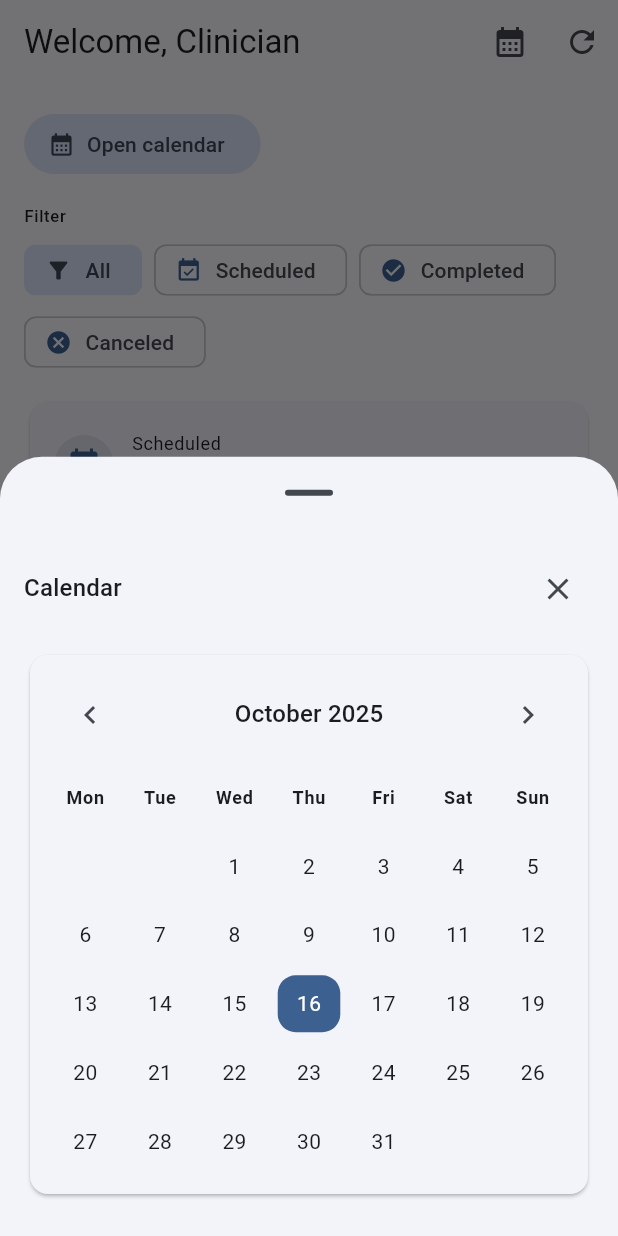
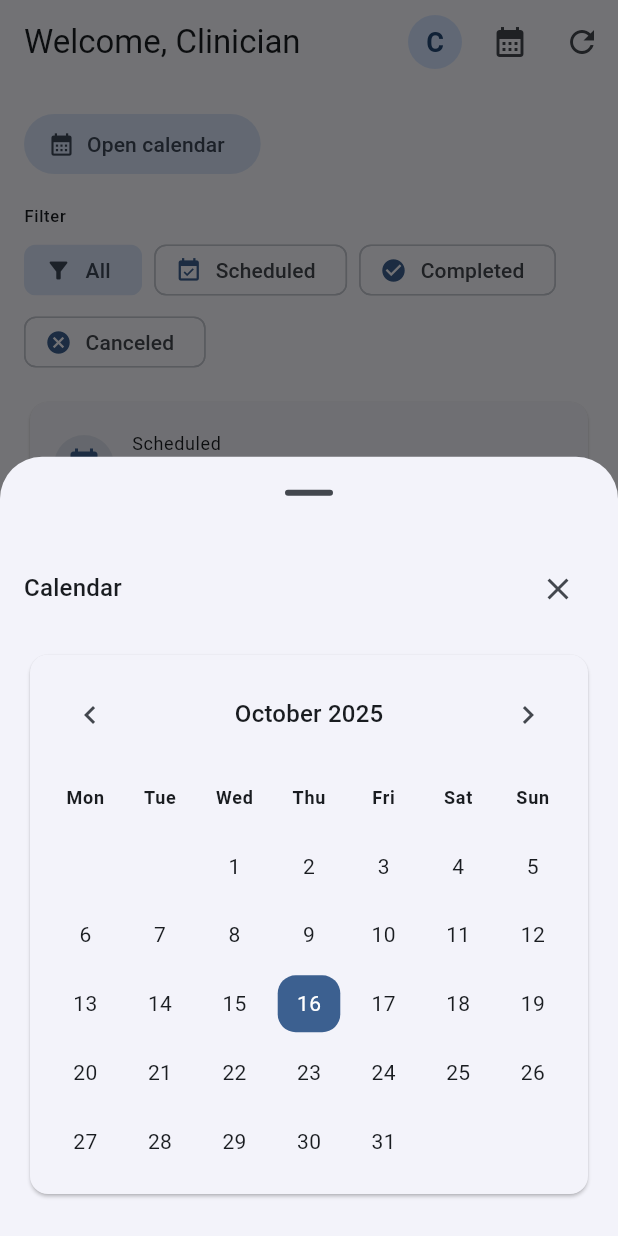
Before and after one commit to PML2405/CliniqFlow, a Flutter app: the screen it shows after launch, after a tap on "Open calendar", on a phone screen of 412 x 824 dp. Run offline on Flutter 3.47's test engine with Material 3 defaults, Android fonts, the phone set to English and light mode, and no system bars; our stand-ins replace cloud_firestore, firebase_core, shared_preferences; accounts and stored records are empty.

Commit message:
feat: add clinician avatar profile support

```diff
--- /dev/null
+++ b/lib/core/models/clinician_profile.dart
@@ -0,0 +1,19 @@
+class ClinicianProfile {
+  const ClinicianProfile({
+    required this.name,
+    this.photoUrl,
+  });
+
+  final String name;
+  final String? photoUrl;
+
+  ClinicianProfile copyWith({
+    String? name,
+    String? photoUrl,
+  }) {
+    return ClinicianProfile(
+      name: name ?? this.name,
+      photoUrl: photoUrl ?? this.photoUrl,
+    );
+  }
+}
--- a/lib/core/preferences/app_preferences.dart
+++ b/lib/core/preferences/app_preferences.dart
@@ -5,6 +5,7 @@ class AppPreferences {
   AppPreferences(this._prefs);
 
   static const _clinicianNameKey = 'clinician_name';
+  static const _clinicianPhotoKey = 'clinician_photo';
   static const _themeModeKey = 'theme_mode';
 
   final SharedPreferences _prefs;
@@ -15,6 +16,23 @@ class AppPreferences {
 
   Future<void> saveClinicianName(String name) async {
     await _prefs.setString(_clinicianNameKey, name.trim().isEmpty ? 'Clinician' : name.trim());
+  }
+
+  String? loadClinicianPhotoUrl() {
+    final stored = _prefs.getString(_clinicianPhotoKey);
+    if (stored == null || stored.trim().isEmpty) {
+      return null;
+    }
+    return stored.trim();
+  }
+
+  Future<void> saveClinicianPhotoUrl(String? url) async {
+    final value = url?.trim();
+    if (value == null || value.isEmpty) {
+      await _prefs.remove(_clinicianPhotoKey);
+      return;
+    }
+    await _prefs.setString(_clinicianPhotoKey, value);
   }
 
   ThemeMode loadThemeMode() {
--- /dev/null
+++ b/lib/core/widgets/user_avatar.dart
@@ -0,0 +1,66 @@
+import 'package:flutter/material.dart';
+
+class UserAvatar extends StatelessWidget {
+  const UserAvatar({
+    super.key,
+    this.displayName,
+    this.photoUrl,
+    this.radius = 18,
+    this.onTap,
+  });
+
+  final String? displayName;
+  final String? photoUrl;
+  final double radius;
+  final VoidCallback? onTap;
+
+  @override
+  Widget build(BuildContext context) {
+    final resolvedPhoto = photoUrl?.trim();
+    final theme = Theme.of(context);
+    final backgroundColor = theme.colorScheme.primaryContainer;
+    final foregroundColor = theme.colorScheme.onPrimaryContainer;
+
+    Widget avatar;
+    if (resolvedPhoto != null && resolvedPhoto.isNotEmpty) {
+      avatar = CircleAvatar(
+        radius: radius,
+        backgroundImage: NetworkImage(resolvedPhoto),
+        backgroundColor: Colors.transparent,
+      );
+    } else {
+      final initial = _initial(displayName);
+      avatar = CircleAvatar(
+        radius: radius,
+        backgroundColor: backgroundColor,
+        foregroundColor: foregroundColor,
+        child: Text(
+          initial,
+          style: TextStyle(
+            fontWeight: FontWeight.w600,
+            fontSize: radius,
+          ),
+        ),
+      );
+    }
+
+    if (onTap == null) {
+      return avatar;
+    }
+    return InkWell(
+      onTap: onTap,
+      customBorder: const CircleBorder(),
+      splashColor: theme.colorScheme.primary.withValues(alpha: 0.12),
+      child: avatar,
+    );
+  }
+
+  String _initial(String? name) {
+    if (name == null || name.trim().isEmpty) {
+      return 'C';
+    }
+    final trimmed = name.trim();
+    final rune = trimmed.runes.first;
+    return String.fromCharCode(rune).toUpperCase();
+  }
+}
--- a/lib/features/appointments/presentation/appointment_schedule_page.dart
+++ b/lib/features/appointments/presentation/appointment_schedule_page.dart
@@ -1,15 +1,23 @@
 import 'package:flutter/material.dart';
 import 'package:provider/provider.dart';
 
+import 'package:cliniqflow/core/widgets/user_avatar.dart';
 import '../../patients/presentation/patient_directory_controller.dart';
 import '../models/appointment.dart';
 import 'appointment_editor_dialog.dart';
 import 'appointment_schedule_controller.dart';
 
 class AppointmentSchedulePage extends StatefulWidget {
-  const AppointmentSchedulePage({super.key, required this.clinicianName});
+  const AppointmentSchedulePage({
+    super.key,
+    required this.clinicianName,
+    this.clinicianPhotoUrl,
+    this.onAvatarTap,
+  });
 
   final String clinicianName;
+  final String? clinicianPhotoUrl;
+  final VoidCallback? onAvatarTap;
 
   @override
   State<AppointmentSchedulePage> createState() =>
@@ -678,6 +686,14 @@ class _AppointmentSchedulePageState extends State<AppointmentSchedulePage> {
       appBar: AppBar(
         title: Text('Welcome, ${widget.clinicianName}'),
         actions: [
+          Padding(
+            padding: const EdgeInsets.symmetric(horizontal: 8),
+            child: UserAvatar(
+              displayName: widget.clinicianName,
+              photoUrl: widget.clinicianPhotoUrl,
+              onTap: widget.onAvatarTap,
+            ),
+          ),
           IconButton(
             icon: const Icon(Icons.calendar_month),
             tooltip: 'Calendar',
--- a/lib/features/home/home_shell.dart
+++ b/lib/features/home/home_shell.dart
@@ -1,5 +1,6 @@
 import 'package:flutter/material.dart';
 
+import '../../core/models/clinician_profile.dart';
 import '../../core/preferences/app_preferences.dart';
 import '../appointments/presentation/appointment_schedule_page.dart';
 import '../patients/presentation/patient_directory_page.dart';
@@ -21,19 +22,23 @@ class HomeShell extends StatefulWidget {
 
 class _HomeShellState extends State<HomeShell> {
   int _index = 0;
-  late final ValueNotifier<String> _clinicianName;
+  late final ValueNotifier<ClinicianProfile> _clinicianProfile;
 
   @override
   void initState() {
     super.initState();
-    _clinicianName = ValueNotifier(widget.preferences.loadClinicianName());
-    _clinicianName.addListener(_persistClinicianName);
+    _clinicianProfile = ValueNotifier(
+      ClinicianProfile(
+        name: widget.preferences.loadClinicianName(),
+        photoUrl: widget.preferences.loadClinicianPhotoUrl(),
+      ),
+    )..addListener(_persistClinicianProfile);
   }
 
   @override
   void dispose() {
-    _clinicianName.removeListener(_persistClinicianName);
-    _clinicianName.dispose();
+    _clinicianProfile.removeListener(_persistClinicianProfile);
+    _clinicianProfile.dispose();
     super.dispose();
   }
 
@@ -49,13 +54,16 @@ class _HomeShellState extends State<HomeShell> {
         key: ValueKey(_index),
         index: _index,
         children: [
-          ValueListenableBuilder<String>(
-            valueListenable: _clinicianName,
-            builder: (context, name, _) => AppointmentSchedulePage(clinicianName: name),
+          ValueListenableBuilder<ClinicianProfile>(
+            valueListenable: _clinicianProfile,
+            builder: (context, profile, _) => AppointmentSchedulePage(
+              clinicianName: profile.name,
+              clinicianPhotoUrl: profile.photoUrl,
+            ),
           ),
           const PatientDirectoryPage(),
           SettingsPage(
-            nameNotifier: _clinicianName,
+            profileNotifier: _clinicianProfile,
             themeModeNotifier: widget.themeModeNotifier,
           ),
         ],
@@ -120,7 +128,9 @@ class _HomeShellState extends State<HomeShell> {
         ),
       ];
 
-  void _persistClinicianName() {
-    widget.preferences.saveClinicianName(_clinicianName.value);
+  void _persistClinicianProfile() {
+    final profile = _clinicianProfile.value;
+    widget.preferences.saveClinicianName(profile.name);
+    widget.preferences.saveClinicianPhotoUrl(profile.photoUrl);
   }
 }
--- a/lib/features/settings/presentation/settings_page.dart
+++ b/lib/features/settings/presentation/settings_page.dart
@@ -1,13 +1,16 @@
 import 'package:flutter/material.dart';
+
+import '../../../core/models/clinician_profile.dart';
+import '../../../core/widgets/user_avatar.dart';
 
 class SettingsPage extends StatefulWidget {
   const SettingsPage({
     super.key,
-    required this.nameNotifier,
+    required this.profileNotifier,
     required this.themeModeNotifier,
   });
 
-  final ValueNotifier<String> nameNotifier;
+  final ValueNotifier<ClinicianProfile> profileNotifier;
   final ValueNotifier<ThemeMode> themeModeNotifier;
 
   @override
@@ -15,46 +18,86 @@ class SettingsPage extends StatefulWidget {
 }
 
 class _SettingsPageState extends State<SettingsPage> {
-  late final TextEditingController _controller;
+  late final TextEditingController _nameController;
+  late final TextEditingController _photoController;
   late ThemeMode _themeMode;
 
   @override
   void initState() {
     super.initState();
-    _controller = TextEditingController(text: widget.nameNotifier.value);
+    final profile = widget.profileNotifier.value;
+    _nameController = TextEditingController(text: profile.name);
+    _photoController = TextEditingController(text: profile.photoUrl ?? '');
     _themeMode = widget.themeModeNotifier.value;
+    widget.profileNotifier.addListener(_handleProfileChanged);
   }
 
   @override
   void dispose() {
-    _controller.dispose();
+    widget.profileNotifier.removeListener(_handleProfileChanged);
+    _nameController.dispose();
+    _photoController.dispose();
     super.dispose();
   }
 
   @override
   Widget build(BuildContext context) {
+    final theme = Theme.of(context);
     return Scaffold(
       appBar: AppBar(
         title: const Text('Settings'),
       ),
-      body: Padding(
+      body: ValueListenableBuilder<ClinicianProfile>(
+        valueListenable: widget.profileNotifier,
+        builder: (context, profile, _) {
+          return ListView(
             padding: const EdgeInsets.all(16),
-        child: Column(
+            children: [
+              Text('Clinician profile', style: theme.textTheme.titleMedium),
+              const SizedBox(height: 16),
+              Row(
                 crossAxisAlignment: CrossAxisAlignment.start,
                 children: [
-            Text('Clinician profile', style: Theme.of(context).textTheme.titleMedium),
-            const SizedBox(height: 16),
+                  UserAvatar(
+                    displayName: profile.name,
+                    photoUrl: profile.photoUrl,
+                    radius: 28,
+                  ),
+                  const SizedBox(width: 16),
+                  Expanded(
+                    child: Column(
+                      children: [
                         TextField(
-              controller: _controller,
+                          controller: _nameController,
                           decoration: const InputDecoration(
                             labelText: 'Your name',
                             border: OutlineInputBorder(),
                           ),
                           textCapitalization: TextCapitalization.words,
-              onChanged: (value) => widget.nameNotifier.value = value.trim().isEmpty ? 'Clinician' : value.trim(),
+                          onChanged: (value) => _updateProfile(
+                            name: value.trim().isEmpty ? 'Clinician' : value.trim(),
+                          ),
+                        ),
+                        const SizedBox(height: 16),
+                        TextField(
+                          controller: _photoController,
+                          decoration: const InputDecoration(
+                            labelText: 'Photo URL (optional)',
+                            border: OutlineInputBorder(),
+                            helperText: 'Provide a direct image URL. Firebase Auth avatars will override this later.',
+                          ),
+                          keyboardType: TextInputType.url,
+                          onChanged: (value) => _updateProfile(
+                            photoUrl: value.trim().isEmpty ? null : value.trim(),
+                          ),
+                        ),
+                      ],
+                    ),
+                  ),
+                ],
               ),
               const SizedBox(height: 32),
-            Text('Appearance', style: Theme.of(context).textTheme.titleMedium),
+              Text('Appearance', style: theme.textTheme.titleMedium),
               const SizedBox(height: 16),
               SegmentedButton<ThemeMode>(
                 segments: const [
@@ -86,8 +129,31 @@ class _SettingsPageState extends State<SettingsPage> {
                 showSelectedIcon: false,
               ),
             ],
-        ),
+          );
+        },
       ),
     );
   }
+
+  void _handleProfileChanged() {
+    if (!mounted) return;
+    final profile = widget.profileNotifier.value;
+    if (_nameController.text != profile.name) {
+      _nameController.text = profile.name;
     }
+    final photoValue = profile.photoUrl ?? '';
+    if (_photoController.text != photoValue) {
+      _photoController.text = photoValue;
+    }
+    setState(() {});
+  }
+
+  void _updateProfile({String? name, String? photoUrl}) {
+    final current = widget.profileNotifier.value;
+    final updated = current.copyWith(
+      name: name ?? current.name,
+      photoUrl: photoUrl ?? current.photoUrl,
+    );
+    widget.profileNotifier.value = updated;
+  }
+}
```
Lines whose indentation alone changed are shown as unchanged.
